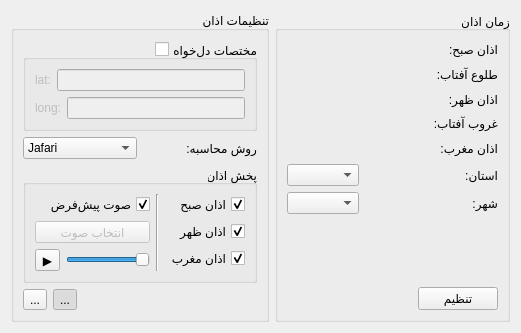
First picture: the form in ui/Widget.ui, repository mg-ramezani/azan_time, before the edit.
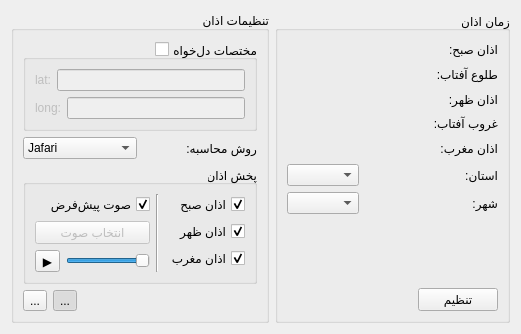
Second picture: the form after the edit. Icons and pictures are not drawn.

```diff
--- a/ui/Widget.ui
+++ b/ui/Widget.ui
@@ -10,18 +10,6 @@
     <height>333</height>
    </rect>
   </property>
-  <property name="minimumSize">
-   <size>
-    <width>521</width>
-    <height>332</height>
-   </size>
-  </property>
-  <property name="maximumSize">
-   <size>
-    <width>521</width>
-    <height>333</height>
-   </size>
-  </property>
   <property name="windowTitle">
    <string>Widget</string>
   </property>
```
